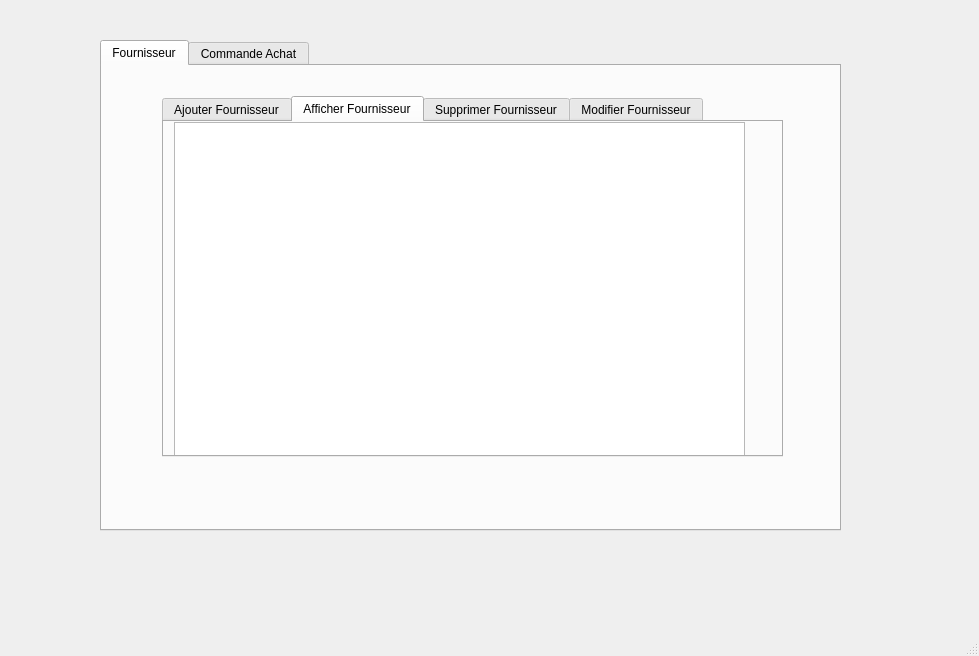
Qt form project/mainwindow.ui (cyrineantar/Projet_cpp) before a commit.
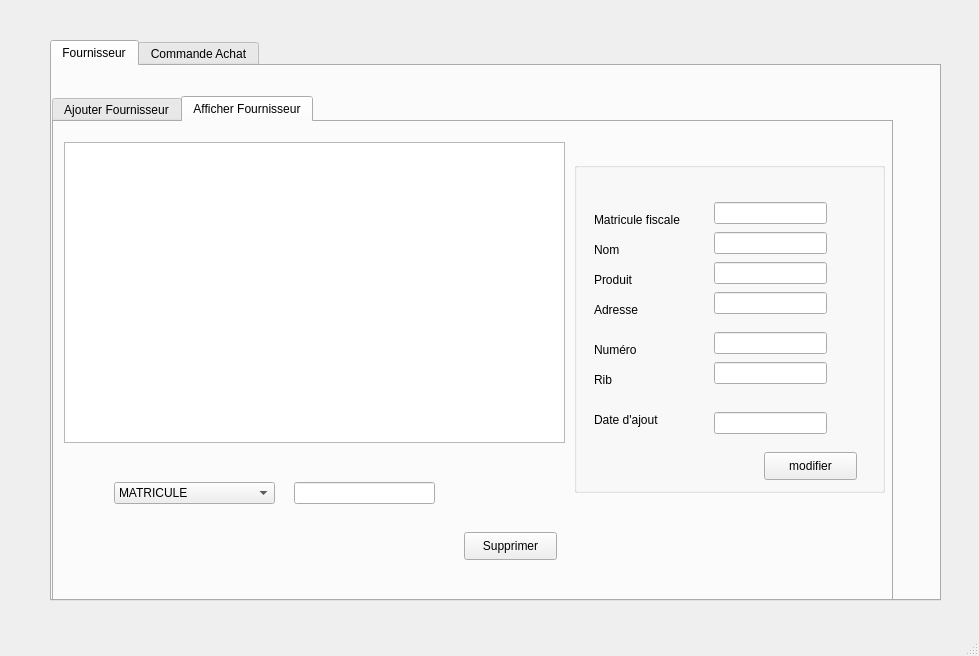
The same form after that commit. The open tabs and pages were chosen to show the change.

Patch:
```diff
--- a/project/mainwindow.ui
+++ b/project/mainwindow.ui
@@ -17,10 +17,10 @@
    <widget class="QTabWidget" name="tabWidget">
     <property name="geometry">
      <rect>
-      <x>100</x>
+      <x>50</x>
       <y>40</y>
-      <width>741</width>
-      <height>491</height>
+      <width>891</width>
+      <height>561</height>
      </rect>
     </property>
     <property name="currentIndex">
@@ -33,10 +33,10 @@
      <widget class="QTabWidget" name="tabWidget_2">
       <property name="geometry">
        <rect>
-        <x>60</x>
+        <x>0</x>
         <y>30</y>
-        <width>621</width>
-        <height>361</height>
+        <width>841</width>
+        <height>511</height>
        </rect>
       </property>
       <property name="currentIndex">
@@ -276,36 +276,284 @@
         <property name="geometry">
          <rect>
           <x>10</x>
-          <y>0</y>
-          <width>571</width>
-          <height>341</height>
+          <y>20</y>
+          <width>501</width>
+          <height>301</height>
          </rect>
         </property>
        </widget>
-      </widget>
-      <widget class="QWidget" name="tab_2">
-       <attribute name="title">
-        <string>Supprimer Fournisseur</string>
-       </attribute>
-       <widget class="QLabel" name="label">
+       <widget class="QGroupBox" name="groupBox_3">
         <property name="geometry">
          <rect>
-          <x>40</x>
-          <y>85</y>
-          <width>71</width>
-          <height>21</height>
+          <x>520</x>
+          <y>40</y>
+          <width>311</width>
+          <height>331</height>
          </rect>
         </property>
-        <property name="text">
-         <string>Matricule</string>
+        <property name="title">
+         <string/>
         </property>
+        <widget class="QLabel" name="label_16">
+         <property name="geometry">
+          <rect>
+           <x>40</x>
+           <y>60</y>
+           <width>56</width>
+           <height>16</height>
+          </rect>
+         </property>
+         <property name="text">
+          <string/>
+         </property>
+        </widget>
+        <widget class="QLabel" name="label_17">
+         <property name="geometry">
+          <rect>
+           <x>20</x>
+           <y>50</y>
+           <width>101</width>
+           <height>16</height>
+          </rect>
+         </property>
+         <property name="text">
+          <string>Matricule fiscale</string>
+         </property>
+        </widget>
+        <widget class="QLabel" name="label_18">
+         <property name="geometry">
+          <rect>
+           <x>20</x>
+           <y>110</y>
+           <width>56</width>
+           <height>16</height>
+          </rect>
+         </property>
+         <property name="text">
+          <string>Produit</string>
+         </property>
+        </widget>
+        <widget class="QLabel" name="label_19">
+         <property name="geometry">
+          <rect>
+           <x>20</x>
+           <y>80</y>
+           <width>101</width>
+           <height>16</height>
+          </rect>
+         </property>
+         <property name="text">
+          <string>Nom</string>
+         </property>
+        </widget>
+        <widget class="QLineEdit" name="le_nom_2">
+         <property name="geometry">
+          <rect>
+           <x>140</x>
+           <y>70</y>
+           <width>113</width>
+           <height>22</height>
+          </rect>
+         </property>
+         <property name="readOnly">
+          <bool>false</bool>
+         </property>
+        </widget>
+        <widget class="QLineEdit" name="le_produit_2">
+         <property name="geometry">
+          <rect>
+           <x>140</x>
+           <y>100</y>
+           <width>113</width>
+           <height>22</height>
+          </rect>
+         </property>
+         <property name="readOnly">
+          <bool>false</bool>
+         </property>
+        </widget>
+        <widget class="QLabel" name="label_20">
+         <property name="geometry">
+          <rect>
+           <x>20</x>
+           <y>140</y>
+           <width>71</width>
+           <height>16</height>
+          </rect>
+         </property>
+         <property name="text">
+          <string>Adresse</string>
+         </property>
+        </widget>
+        <widget class="QLineEdit" name="le_adresse_2">
+         <property name="geometry">
+          <rect>
+           <x>140</x>
+           <y>130</y>
+           <width>113</width>
+           <height>22</height>
+          </rect>
+         </property>
+         <property name="readOnly">
+          <bool>false</bool>
+         </property>
+        </widget>
+        <widget class="QLabel" name="label_21">
+         <property name="geometry">
+          <rect>
+           <x>20</x>
+           <y>180</y>
+           <width>71</width>
+           <height>16</height>
+          </rect>
+         </property>
+         <property name="text">
+          <string>Numéro</string>
+         </property>
+        </widget>
+        <widget class="QLineEdit" name="le_numero_2">
+         <property name="geometry">
+          <rect>
+           <x>140</x>
+           <y>170</y>
+           <width>113</width>
+           <height>22</height>
+          </rect>
+         </property>
+         <property name="readOnly">
+          <bool>false</bool>
+         </property>
+        </widget>
+        <widget class="QLabel" name="label_22">
+         <property name="geometry">
+          <rect>
+           <x>20</x>
+           <y>210</y>
+           <width>71</width>
+           <height>16</height>
+          </rect>
+         </property>
+         <property name="text">
+          <string>Rib</string>
+         </property>
+        </widget>
+        <widget class="QLabel" name="label_31">
+         <property name="geometry">
+          <rect>
+           <x>20</x>
+           <y>250</y>
+           <width>91</width>
+           <height>16</height>
+          </rect>
+         </property>
+         <property name="text">
+          <string>Date d'ajout</string>
+         </property>
+        </widget>
+        <widget class="QLineEdit" name="le_rib_2">
+         <property name="geometry">
+          <rect>
+           <x>140</x>
+           <y>200</y>
+           <width>113</width>
+           <height>22</height>
+          </rect>
+         </property>
+         <property name="readOnly">
+          <bool>false</bool>
+         </property>
+        </widget>
+        <widget class="QPushButton" name="pb_modifier_2">
+         <property name="geometry">
+          <rect>
+           <x>190</x>
+           <y>290</y>
+           <width>93</width>
+           <height>28</height>
+          </rect>
+         </property>
+         <property name="text">
+          <string>modifier</string>
+         </property>
+        </widget>
+        <widget class="QLineEdit" name="le_date_2">
+         <property name="geometry">
+          <rect>
+           <x>140</x>
+           <y>250</y>
+           <width>113</width>
+           <height>22</height>
+          </rect>
+         </property>
+         <property name="readOnly">
+          <bool>false</bool>
+         </property>
+        </widget>
+        <widget class="QLineEdit" name="le_matricule_2">
+         <property name="geometry">
+          <rect>
+           <x>140</x>
+           <y>40</y>
+           <width>113</width>
+           <height>22</height>
+          </rect>
+         </property>
+         <property name="readOnly">
+          <bool>false</bool>
+         </property>
+        </widget>
        </widget>
-       <widget class="QLineEdit" name="le_matricule_supp">
+       <widget class="QComboBox" name="cb_recherche">
         <property name="geometry">
          <rect>
-          <x>150</x>
-          <y>90</y>
-          <width>113</width>
+          <x>60</x>
+          <y>360</y>
+          <width>161</width>
+          <height>22</height>
+         </rect>
+        </property>
+        <item>
+         <property name="text">
+          <string>MATRICULE</string>
+         </property>
+        </item>
+        <item>
+         <property name="text">
+          <string>ADRESSE</string>
+         </property>
+        </item>
+        <item>
+         <property name="text">
+          <string>NUMERO</string>
+         </property>
+        </item>
+        <item>
+         <property name="text">
+          <string>RIB</string>
+         </property>
+        </item>
+        <item>
+         <property name="text">
+          <string>NOM</string>
+         </property>
+        </item>
+        <item>
+         <property name="text">
+          <string>PRODUIT</string>
+         </property>
+        </item>
+        <item>
+         <property name="text">
+          <string>DATE_AJOUT</string>
+         </property>
+        </item>
+       </widget>
+       <widget class="QLineEdit" name="le_recherche">
+        <property name="geometry">
+         <rect>
+          <x>240</x>
+          <y>360</y>
+          <width>141</width>
           <height>22</height>
          </rect>
         </property>
@@ -313,8 +561,8 @@
        <widget class="QPushButton" name="pb_supprimer">
         <property name="geometry">
          <rect>
-          <x>230</x>
-          <y>210</y>
+          <x>410</x>
+          <y>410</y>
           <width>93</width>
           <height>28</height>
          </rect>
@@ -324,11 +572,6 @@
         </property>
        </widget>
       </widget>
-      <widget class="QWidget" name="tab_4">
-       <attribute name="title">
-        <string>Modifier Fournisseur</string>
-       </attribute>
-      </widget>
      </widget>
     </widget>
     <widget class="QWidget" name="tab_6">
```
Left out of the diff: 379 changed lines with no effect on the pictures.
